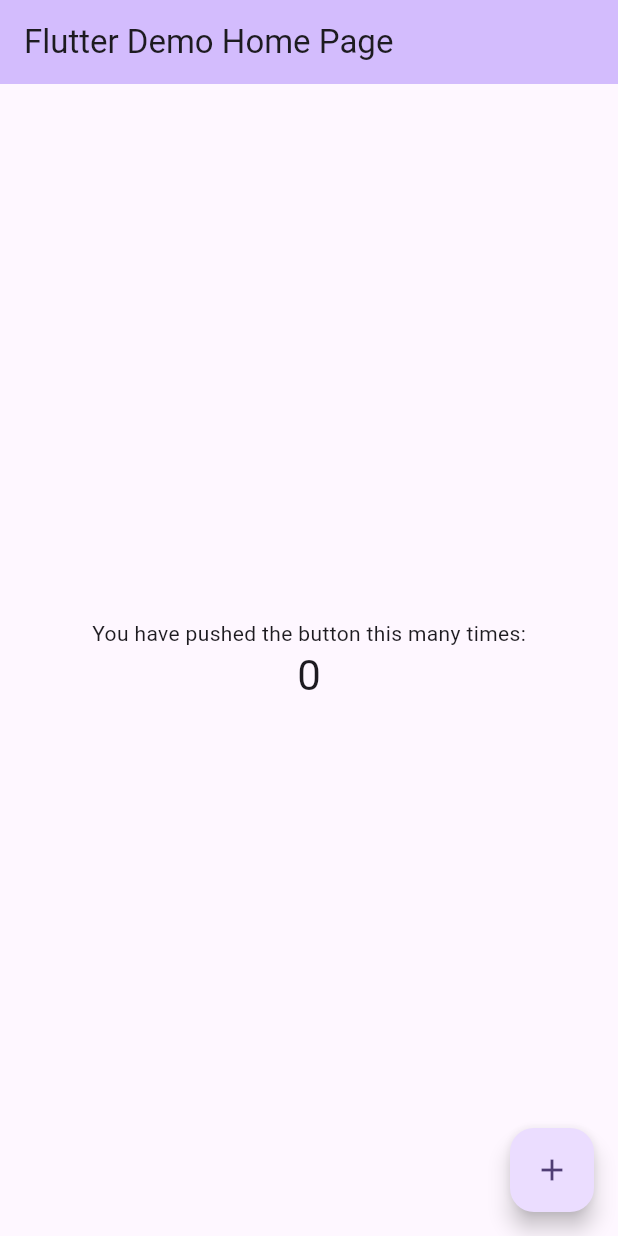
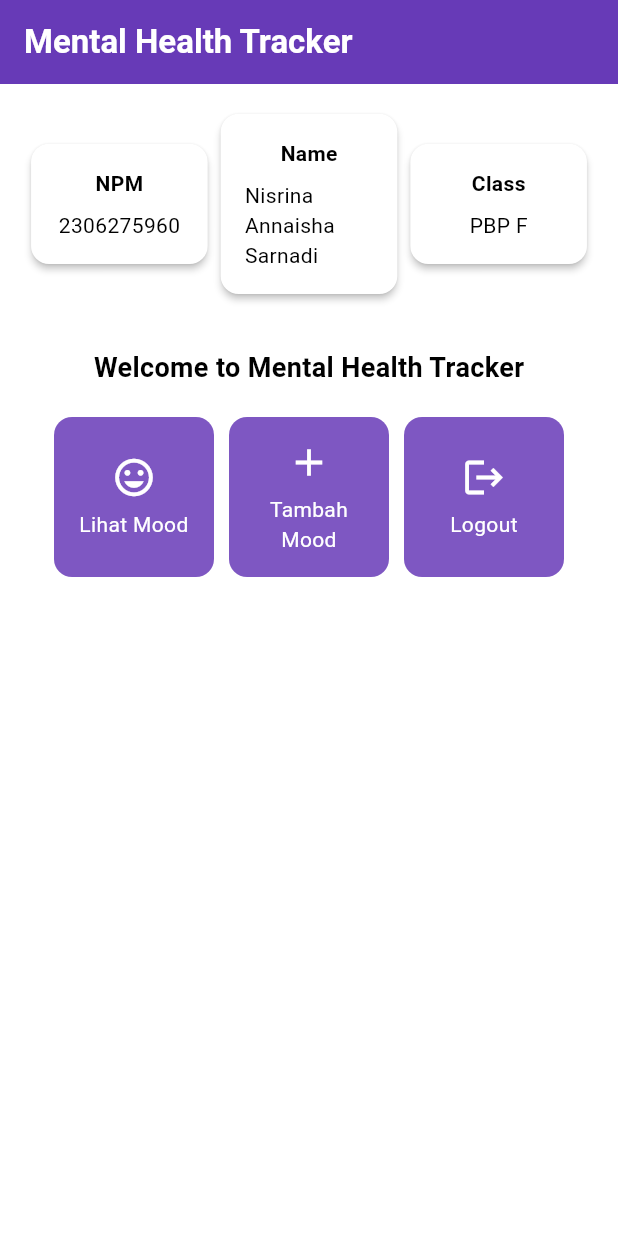
Before and after one commit to nsrnannaisha/mental-health-tracker-mobile, a Flutter app: the screen it shows after launch, on a phone screen of 412 x 824 dp. Run offline on Flutter 3.47's test engine with Material 3 defaults, Android fonts, the phone set to English and light mode, and no system bars.

Commit message:
tutorial 1

```diff
--- a/lib/main.dart
+++ b/lib/main.dart
@@ -1,4 +1,5 @@
 import 'package:flutter/material.dart';
+import 'package:mental_health_tracker/menu.dart';
 
 void main() {
   runApp(const MyApp());
@@ -28,98 +29,10 @@ class MyApp extends StatelessWidget {
         //
         // This works for code too, not just values: Most code changes can be
         // tested with just a hot reload.
-        colorScheme: ColorScheme.fromSeed(seedColor: Colors.deepPurple),
+        colorScheme: ColorScheme.fromSwatch(primarySwatch: Colors.deepPurple,).copyWith(secondary: Colors.deepPurple[400]),
         useMaterial3: true,
       ),
-      home: const MyHomePage(title: 'Flutter Demo Home Page'),
+      home: MyHomePage(),
     );
   }
 }
-
-class MyHomePage extends StatefulWidget {
-  const MyHomePage({super.key, required this.title});
-
-  // This widget is the home page of your application. It is stateful, meaning
-  // that it has a State object (defined below) that contains fields that affect
-  // how it looks.
-
-  // This class is the configuration for the state. It holds the values (in this
-  // case the title) provided by the parent (in this case the App widget) and
-  // used by the build method of the State. Fields in a Widget subclass are
-  // always marked "final".
-
-  final String title;
-
-  @override
-  State<MyHomePage> createState() => _MyHomePageState();
-}
-
-class _MyHomePageState extends State<MyHomePage> {
-  int _counter = 0;
-
-  void _incrementCounter() {
-    setState(() {
-      // This call to setState tells the Flutter framework that something has
-      // changed in this State, which causes it to rerun the build method below
-      // so that the display can reflect the updated values. If we changed
-      // _counter without calling setState(), then the build method would not be
-      // called again, and so nothing would appear to happen.
-      _counter++;
-    });
-  }
-
-  @override
-  Widget build(BuildContext context) {
-    // This method is rerun every time setState is called, for instance as done
-    // by the _incrementCounter method above.
-    //
-    // The Flutter framework has been optimized to make rerunning build methods
-    // fast, so that you can just rebuild anything that needs updating rather
-    // than having to individually change instances of widgets.
-    return Scaffold(
-      appBar: AppBar(
-        // TRY THIS: Try changing the color here to a specific color (to
-        // Colors.amber, perhaps?) and trigger a hot reload to see the AppBar
-        // change color while the other colors stay the same.
-        backgroundColor: Theme.of(context).colorScheme.inversePrimary,
-        // Here we take the value from the MyHomePage object that was created by
-        // the App.build method, and use it to set our appbar title.
-        title: Text(widget.title),
-      ),
-      body: Center(
-        // Center is a layout widget. It takes a single child and positions it
-        // in the middle of the parent.
-        child: Column(
-          // Column is also a layout widget. It takes a list of children and
-          // arranges them vertically. By default, it sizes itself to fit its
-          // children horizontally, and tries to be as tall as its parent.
-          //
-          // Column has various properties to control how it sizes itself and
-          // how it positions its children. Here we use mainAxisAlignment to
-          // center the children vertically; the main axis here is the vertical
-          // axis because Columns are vertical (the cross axis would be
-          // horizontal).
-          //
-          // TRY THIS: Invoke "debug painting" (choose the "Toggle Debug Paint"
-          // action in the IDE, or press "p" in the console), to see the
-          // wireframe for each widget.
-          mainAxisAlignment: MainAxisAlignment.center,
-          children: <Widget>[
-            const Text(
-              'You have pushed the button this many times:',
-            ),
-            Text(
-              '$_counter',
-              style: Theme.of(context).textTheme.headlineMedium,
-            ),
-          ],
-        ),
-      ),
-      floatingActionButton: FloatingActionButton(
-        onPressed: _incrementCounter,
-        tooltip: 'Increment',
-        child: const Icon(Icons.add),
-      ), // This trailing comma makes auto-formatting nicer for build methods.
-    );
-  }
-}
--- /dev/null
+++ b/lib/menu.dart
@@ -0,0 +1,217 @@
+import 'package:flutter/material.dart';
+
+class MyHomePage extends StatelessWidget {
+  final String npm = '2306275960'; // NPM
+  final String name = 'Nisrina Annaisha Sarnadi'; // Nama
+  final String className = 'PBP F'; // Kelas
+
+  final List<ItemHomepage> items = [
+     ItemHomepage("Lihat Mood", Icons.mood),
+     ItemHomepage("Tambah Mood", Icons.add),
+     ItemHomepage("Logout", Icons.logout),
+  ];
+
+  MyHomePage({super.key});
+  // const MyHomePage({super.key, required this.title});
+
+  // This widget is the home page of your application. It is stateful, meaning
+  // that it has a State object (defined below) that contains fields that affect
+  // how it looks.
+
+  // This class is the configuration for the state. It holds the values (in this
+  // case the title) provided by the parent (in this case the App widget) and
+  // used by the build method of the State. Fields in a Widget subclass are
+  // always marked "final".
+
+  // final String title;
+
+  //@override
+  //State<MyHomePage> createState() => _MyHomePageState();
+
+//class _MyHomePageState extends State<MyHomePage> {
+  //int _counter = 0;
+
+  //void _incrementCounter() {
+    //setState(() {
+      // This call to setState tells the Flutter framework that something has
+      // changed in this State, which causes it to rerun the build method below
+      // so that the display can reflect the updated values. If we changed
+      // _counter without calling setState(), then the build method would not be
+      // called again, and so nothing would appear to happen.
+      //_counter++;
+    //});
+  //}
+
+  @override
+    Widget build(BuildContext context) {
+      // Scaffold menyediakan struktur dasar halaman dengan AppBar dan body.
+      return Scaffold(
+        // AppBar adalah bagian atas halaman yang menampilkan judul.
+        appBar: AppBar(
+          // Judul aplikasi "Mental Health Tracker" dengan teks putih dan tebal.
+          title: const Text(
+            'Mental Health Tracker',
+            style: TextStyle(
+              color: Colors.white,
+              fontWeight: FontWeight.bold,
+            ),
+          ),
+          // Warna latar belakang AppBar diambil dari skema warna tema aplikasi.
+          backgroundColor: Theme.of(context).colorScheme.primary,
+        ),
+        // Body halaman dengan padding di sekelilingnya.
+        body: Padding(
+          padding: const EdgeInsets.all(16.0),
+          // Menyusun widget secara vertikal dalam sebuah kolom.
+          child: Column(
+            crossAxisAlignment: CrossAxisAlignment.center,
+            children: [
+              // Row untuk menampilkan 3 InfoCard secara horizontal.
+              Row(
+                mainAxisAlignment: MainAxisAlignment.spaceEvenly,
+                children: [
+                  InfoCard(title: 'NPM', content: npm),
+                  InfoCard(title: 'Name', content: name),
+                  InfoCard(title: 'Class', content: className),
+                ],
+              ),
+
+              // Memberikan jarak vertikal 16 unit.
+              const SizedBox(height: 16.0),
+
+              // Menempatkan widget berikutnya di tengah halaman.
+              Center(
+                child: Column(
+                  // Menyusun teks dan grid item secara vertikal.
+
+                  children: [
+                    // Menampilkan teks sambutan dengan gaya tebal dan ukuran 18.
+                    const Padding(
+                      padding: EdgeInsets.only(top: 16.0),
+                      child: Text(
+                        'Welcome to Mental Health Tracker',
+                        style: TextStyle(
+                          fontWeight: FontWeight.bold,
+                          fontSize: 18.0,
+                        ),
+                      ),
+                    ),
+
+                    // Grid untuk menampilkan ItemCard dalam bentuk grid 3 kolom.
+                    GridView.count(
+                      primary: true,
+                      padding: const EdgeInsets.all(20),
+                      crossAxisSpacing: 10,
+                      mainAxisSpacing: 10,
+                      crossAxisCount: 3,
+                      // Agar grid menyesuaikan tinggi kontennya.
+                      shrinkWrap: true,
+
+                      // Menampilkan ItemCard untuk setiap item dalam list items.
+                      children: items.map((ItemHomepage item) {
+                        return ItemCard(item);
+                      }).toList(),
+                    ),
+                  ],
+                ),
+              ),
+            ],
+          ),
+        ),
+      );
+    }
+  }
+
+
+class InfoCard extends StatelessWidget {
+  // Kartu informasi yang menampilkan title dan content.
+
+  final String title;  // Judul kartu.
+  final String content;  // Isi kartu.
+
+  const InfoCard({super.key, required this.title, required this.content});
+
+  @override
+  Widget build(BuildContext context) {
+    return Card(
+      // Membuat kotak kartu dengan bayangan dibawahnya.
+      elevation: 2.0,
+      child: Container(
+        // Mengatur ukuran dan jarak di dalam kartu.
+        width: MediaQuery.of(context).size.width / 3.5, // menyesuaikan dengan lebar device yang digunakan.
+        padding: const EdgeInsets.all(16.0),
+        // Menyusun title dan content secara vertikal.
+        child: Column(
+          children: [
+            Text(
+              title,
+              style: const TextStyle(fontWeight: FontWeight.bold),
+            ),
+            const SizedBox(height: 8.0),
+            Text(content),
+          ],
+        ),
+      ),
+    );
+  }
+}
+
+class ItemHomepage {
+     final String name;
+     final IconData icon;
+
+     ItemHomepage(this.name, this.icon);
+}
+
+class ItemCard extends StatelessWidget {
+  // Menampilkan kartu dengan ikon dan nama.
+
+  final ItemHomepage item;
+
+  const ItemCard(this.item, {super.key});
+
+  @override
+  Widget build(BuildContext context) {
+    return Material(
+      // Menentukan warna latar belakang dari tema aplikasi.
+      color: Theme.of(context).colorScheme.secondary,
+      // Membuat sudut kartu melengkung.
+      borderRadius: BorderRadius.circular(12),
+
+      child: InkWell(
+        // Aksi ketika kartu ditekan.
+        onTap: () {
+          // Menampilkan pesan SnackBar saat kartu ditekan.
+          ScaffoldMessenger.of(context)
+            ..hideCurrentSnackBar()
+            ..showSnackBar(
+              SnackBar(content: Text("Kamu telah menekan tombol ${item.name}!"))
+            );
+        },
+        // Container untuk menyimpan Icon dan Text
+        child: Container(
+          padding: const EdgeInsets.all(8),
+          child: Center(
+            child: Column(
+              // Menyusun ikon dan teks di tengah kartu.
+              mainAxisAlignment: MainAxisAlignment.center,
+              children: [
+                Icon(
+                  item.icon,
+                  color: Colors.white,
+                  size: 30.0,
+                ),
+                const Padding(padding: EdgeInsets.all(3)),
+                Text(
+                  item.name,
+                  textAlign: TextAlign.center,
+                  style: const TextStyle(color: Colors.white),
+                ),
+              ],
+            ),
+          ),
+        ),
+      ),
+    );
+  }
+}
```
